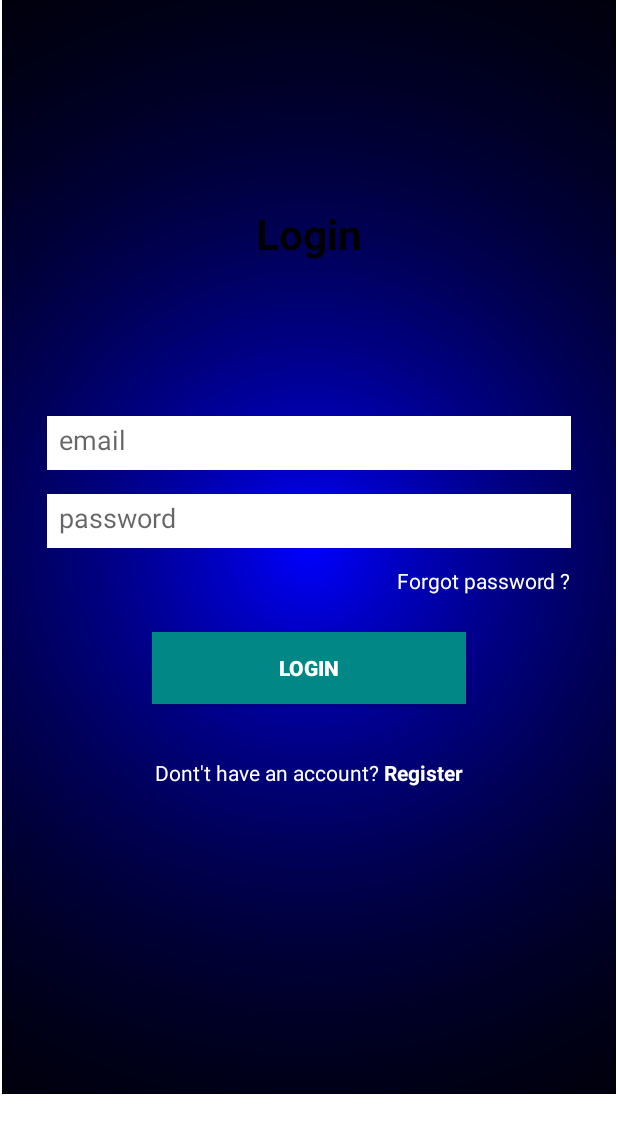
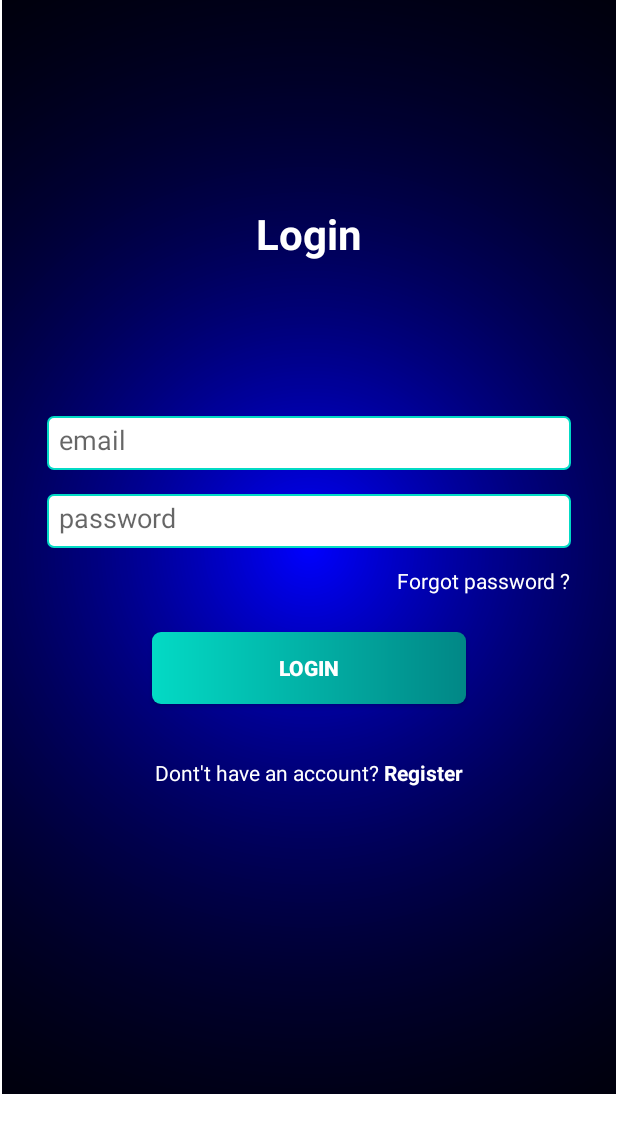
Before and after one commit to Manshal-Git/Response, an Android app: the screen it shows after launch (AuthenticationActivity), on a phone screen of 412 x 824 dp. Shown: the top 1133 px of the screen. Run offline under Robolectric (Android 15) with nearby library versions, the phone set to English and light mode, and no system bars; our stand-ins replace Firebase (no records; nobody signed in at launch, a user with empty details on screens opened directly); libraries missing offline, so code that uses them is left out: com.google.rpc.context.

Commit message:
added authentication module & enhanced button UI

```diff
--- a/app/src/main/AndroidManifest.xml
+++ b/app/src/main/AndroidManifest.xml
@@ -22,9 +22,11 @@
         <activity
             android:name=".GamesMenu"
             android:exported="false" />
-        <activity
+        <!--<activity
             android:name=".MainActivity"
-            android:exported="false" />
+            android:exported="false" />-->
+        <activity android:name=".MainActivity"
+            android:exported="false"/>
         <activity
             android:name=".LeaderBoards"
             android:exported="false" />
--- a/app/src/main/java/com/manshal_khatri/response/AuthenticationActivity.kt
+++ b/app/src/main/java/com/manshal_khatri/response/AuthenticationActivity.kt
@@ -21,10 +21,14 @@ class AuthenticationActivity : AppCompatActivity() {
         if(!isSignedin) {
             Toast.makeText(this, "welcome", Toast.LENGTH_SHORT).show()
         }else{
-            startActivity(Intent(this,MainActivity::class.java))
+           goToMainScreen()
             FSplayer = sharedPreferences.getString(Constants.CUR_PLAYER,"").toString()
             finish()
         }
+    }
+
+    fun goToMainScreen(){
+        startActivity(Intent(this,MainActivity::class.java))
     }
 
     override fun onPause() {
--- a/app/src/main/java/com/manshal_khatri/response/PlayScreen.kt
+++ b/app/src/main/java/com/manshal_khatri/response/PlayScreen.kt
@@ -56,12 +56,6 @@ class PlayScreen : AppCompatActivity() {
     var streak = 0
     lateinit var musicCorrect : MediaPlayer
     lateinit var musicWrong : MediaPlayer
-
-
-
-
-
-
 
     @RequiresApi(Build.VERSION_CODES.M)
     override fun onCreate(savedInstanceState: Bundle?) {
--- a/app/src/main/java/com/manshal_khatri/response/fireStore/FireStore.kt
+++ b/app/src/main/java/com/manshal_khatri/response/fireStore/FireStore.kt
@@ -21,12 +21,12 @@ class FireStore {
 
         fun storeDetails(user : Players, activity: Activity) {
                 db.collection(Constants.FS_PLAYER)
-                        .document(user.email).set(user, SetOptions.merge())  // setOptions = merge means
-                        // we can add unfilled details later on to the profile like profile image
+                        .document(user.email)
+                        .set(user, SetOptions.merge())
                         .addOnSuccessListener {
                                 Toast.makeText(activity, "Saved", Toast.LENGTH_SHORT).show()
                         }.addOnFailureListener{
-                                Log.e(null,"error while storing user details",it)
+                                println("error while storing user details : $it")
 //                                d.toggleDialog(dd)
                         }
         }
--- a/app/src/main/java/com/manshal_khatri/response/fragments/LoginFrag.kt
+++ b/app/src/main/java/com/manshal_khatri/response/fragments/LoginFrag.kt
@@ -34,7 +34,7 @@ private const val ARG_PARAM2 = "param2"
  * Use the [LoginFrag.newInstance] factory method to
  * create an instance of this fragment.
  */
-class LoginFrag : Fragment() {
+class LoginFrag() : Fragment() {
     // TODO: Rename and change types of parameters
     private var param1: String? = null
     private var param2: String? = null
--- a/app/src/main/java/com/manshal_khatri/response/util/Constants.kt
+++ b/app/src/main/java/com/manshal_khatri/response/util/Constants.kt
@@ -7,4 +7,5 @@ object Constants {
     const val SP_GET_PLAYERDATA = "PlayerData"
     const val CUR_PLAYER = "user"
     const val FS_PLAYER = "responser"
+    const val PROFILE_IMAGE = "profilePic"
 }
--- /dev/null
+++ b/app/src/main/res/drawable/button_style.xml
@@ -0,0 +1,9 @@
+<?xml version="1.0" encoding="utf-8"?>
+<shape xmlns:android="http://schemas.android.com/apk/res/android"
+    android:shape="rectangle"
+    >
+    <gradient android:startColor="@color/teal_200"
+        android:endColor="@color/teal_700"/>
+    <corners android:radius="6dp"/>
+
+</shape>
--- /dev/null
+++ b/app/src/main/res/drawable/edittext_style.xml
@@ -0,0 +1,7 @@
+<?xml version="1.0" encoding="utf-8"?>
+<shape xmlns:android="http://schemas.android.com/apk/res/android">
+    <solid android:color="@color/white"/>
+    <corners android:radius="4dp"/>
+    <stroke android:color="@color/teal_200"
+        android:width="1dp"/>
+</shape>
--- a/app/src/main/res/layout/frag_login.xml
+++ b/app/src/main/res/layout/frag_login.xml
@@ -15,7 +15,7 @@
         android:text="Login"
         android:textSize="28sp"
         android:textStyle="bold"
-        android:textColor="@color/black"
+        android:textColor="@color/white"
         app:layout_constraintBottom_toTopOf="@+id/ETEmail"
         app:layout_constraintLeft_toLeftOf="parent"
         app:layout_constraintRight_toRightOf="parent"
@@ -26,18 +26,19 @@
         android:id="@+id/ETEmail"
         android:layout_width="match_parent"
         android:layout_height="36dp"
-        android:layout_marginHorizontal="30dp"
-        android:layout_marginVertical="8dp"
-        android:background="@color/white"
-        android:hint="email"
+        android:background="@drawable/edittext_style"
+        android:hint="@string/email"
         android:padding="8dp"
         android:textColor="@color/black"
         android:textSize="18sp"
+        android:layout_marginHorizontal="30dp"
+        android:layout_marginVertical="8dp"
         app:layout_constraintBottom_toBottomOf="parent"
         app:layout_constraintEnd_toEndOf="parent"
         app:layout_constraintStart_toStartOf="parent"
         app:layout_constraintTop_toTopOf="parent"
-        app:layout_constraintVertical_bias="0.398" />
+        app:layout_constraintVertical_bias="0.398"
+       />
 
     <EditText
         android:id="@+id/ETPassword"
@@ -49,7 +50,7 @@
         android:layout_marginHorizontal="30dp"
         android:layout_marginVertical="16dp"
         android:textColor="@color/black"
-        android:background="@color/white"
+        android:background="@drawable/edittext_style"
         android:outlineProvider="bounds"
         app:layout_constraintTop_toBottomOf="@id/ETEmail"
         />
@@ -73,7 +74,7 @@
         android:text="login"
         android:textColor="@color/white"
         android:textStyle="bold"
-        android:background="@color/teal_700"
+        android:background="@drawable/button_style"
         android:layout_marginHorizontal="100dp"
         android:layout_marginTop="56dp"
         android:padding="2dp"
--- a/app/src/main/res/values/strings.xml
+++ b/app/src/main/res/values/strings.xml
@@ -16,4 +16,5 @@
     <string name="beginnersC">Beginners</string>
     <string name="rapid_fire">Rapid Fire</string>
     <string name="email">email</string>
+
 </resources>
```
Also changed, not shown: app/src/main/java/com/manshal_khatri/response/GameOver.kt (+0 -14 lines), app/src/main/java/com/manshal_khatri/response/PlayerProfileActivity.kt (+16 -14 lines).
